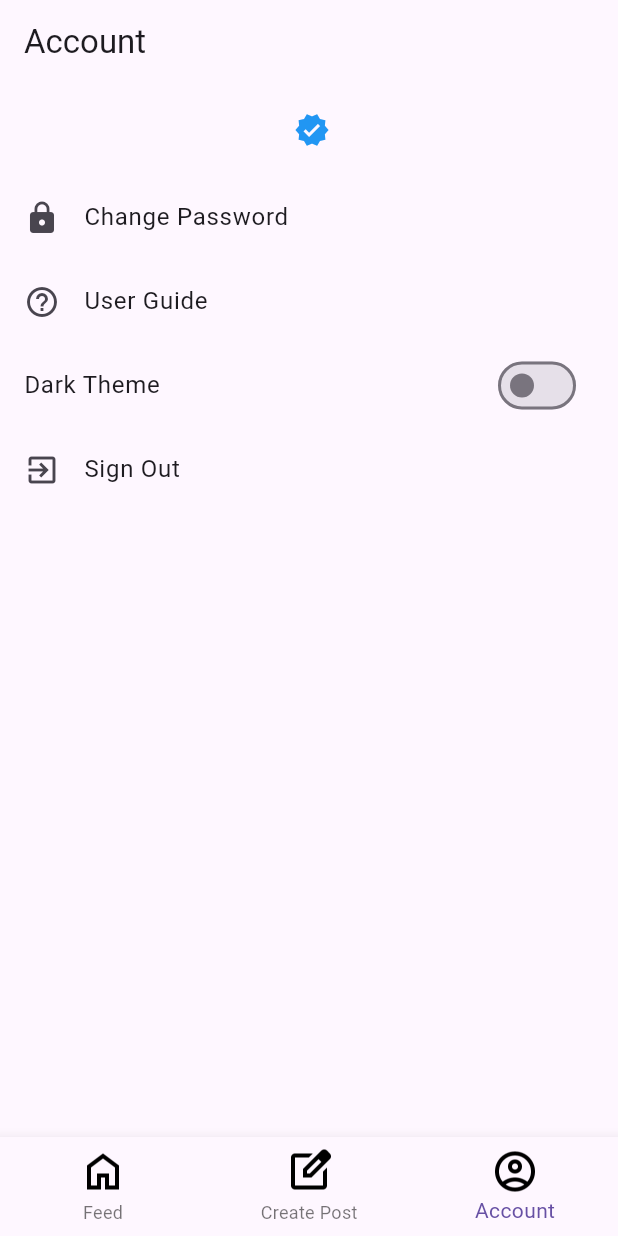
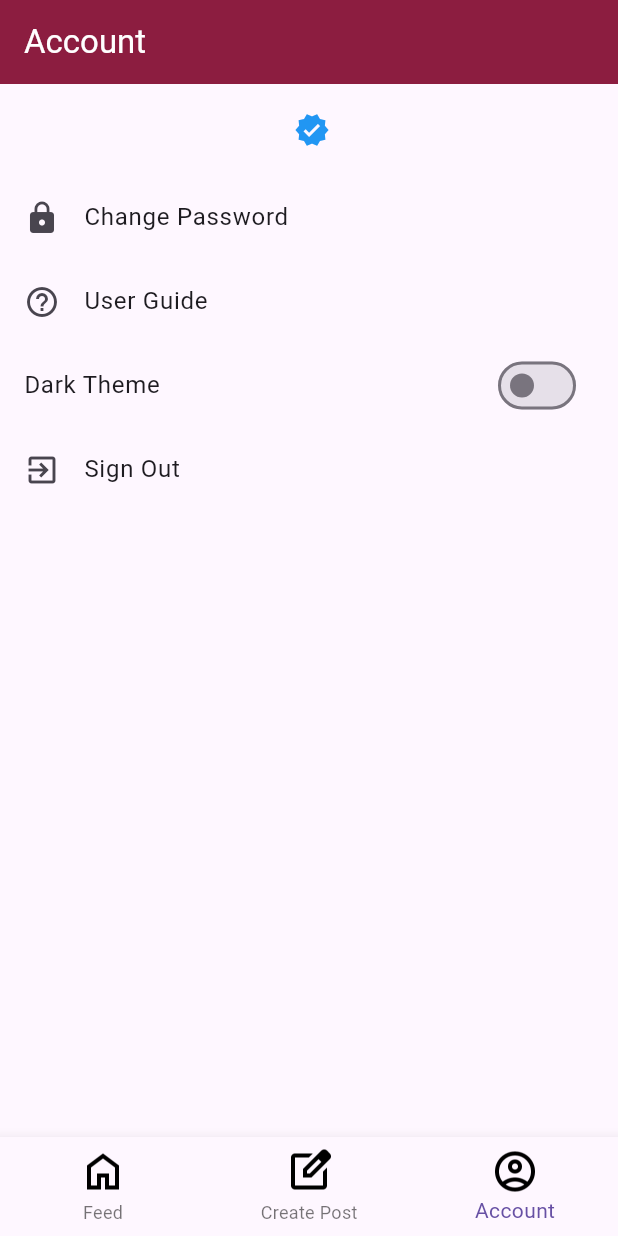
Before and after one commit to yanggank1212/CS4768-Group-5-Project, a Flutter app: the screen it shows once a user with an empty profile is signed in, item 3 of the bottom bar chosen, on a phone screen of 412 x 824 dp. Run offline on Flutter 3.47's test engine with Material 3 defaults, Android fonts, the phone set to English and light mode, and no system bars; our stand-ins replace cloud_firestore, firebase_auth, firebase_core, firebase_storage, google_fonts, google_sign_in and 2 more; missing offline and left inert: firebase_ui_auth, firebase_ui_oauth_google; accounts and stored records are empty.

Commit message:
Changed(Account page username font)

```diff
--- a/poutine_time/lib/views/Home/accounts_page.dart
+++ b/poutine_time/lib/views/Home/accounts_page.dart
@@ -2,6 +2,7 @@
 
 import 'package:firebase_auth/firebase_auth.dart';
 import 'package:flutter/material.dart';
+import 'package:google_fonts/google_fonts.dart';
 import 'package:poutine_time/controller/state_manager.dart';
 import 'package:poutine_time/controller/user_controller.dart';
 import 'package:poutine_time/model/user_model.dart';
@@ -12,6 +13,10 @@ import '../../theme_provider.dart';
 
 class AccountsPage extends StatelessWidget {
   AccountsPage({super.key});
+
+
+  Color maroonColor = const Color(0xFF8C1D40);
+  Color darkTextColor = const Color(0xFF212121);
 
   Future<void> signOut(BuildContext context) async {
     try {
@@ -54,14 +59,15 @@ class AccountsPage extends StatelessWidget {
   Widget build(BuildContext context) {
     return Scaffold(
       appBar: AppBar(
-        title: const Text('Account'),
+        title: const Text('Account', style: TextStyle(color: Colors.white)),
+        backgroundColor: maroonColor, // Use the maroon color for AppBar
       ),
       body: SingleChildScrollView(
         child: Column(
           children: <Widget>[
-            profileDetails(),
-            ChangeEmailPassword(),
-            UserGuide(),
+            profileDetails(context),
+            ChangeEmailPassword(context),
+            UserGuide(context),
             ThemeCustomization(context),
             SignOut(context),
           ],
@@ -70,8 +76,14 @@ class AccountsPage extends StatelessWidget {
     );
   }
 
-  Widget profileDetails() {
+  Widget profileDetails(BuildContext context) {
     var username = StateManager.userController.userModel.username;
+
+    // Decide the text color based on the theme
+    Color textColor = Theme.of(context).brightness == Brightness.dark
+        ? Colors.white
+        : darkTextColor;
+
     return Padding(
       padding: EdgeInsets.all(16.0),
       child: Column(
@@ -79,10 +91,16 @@ class AccountsPage extends StatelessWidget {
           Row(
             mainAxisSize: MainAxisSize.min,
             children: <Widget>[
-              Text(username,
-                  style: TextStyle(fontSize: 20, fontWeight: FontWeight.bold)),
+              Text(
+                username,
+                style: GoogleFonts.roboto(
+                  color: textColor, // Use textColor that contrasts with the background
+                  fontSize: 20,
+                  fontWeight: FontWeight.bold,
+                ),
+              ),
               SizedBox(width: 4),
-              Icon(Icons.verified, color: Colors.blue) // Verified icon
+              Icon(Icons.verified, color: Colors.blue), // Verified icon
             ],
           ),
         ],
@@ -90,7 +108,8 @@ class AccountsPage extends StatelessWidget {
     );
   }
 
-  Widget ChangeEmailPassword() {
+
+  Widget ChangeEmailPassword(BuildContext context) {
     return Column(
       children: <Widget>[
         ListTile(
@@ -104,7 +123,7 @@ class AccountsPage extends StatelessWidget {
     );
   }
 
-  Widget UserGuide() {
+  Widget UserGuide(BuildContext context) {
     return ListTile(
       leading: const Icon(Icons.help_outline),
       title: const Text('User Guide'),
```
